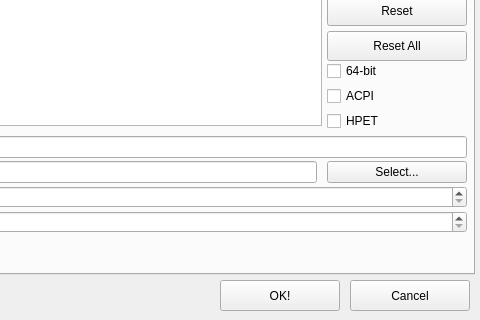
The window that qt_ui/settings.ui (Pixelsuft/QemuBox) describes before a commit, drawn with Qt 5; both pictures show x 170 to 650 and y 180 to 500 of the 650 by 500 pixel window.
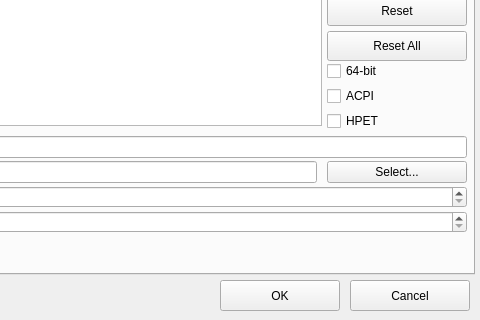
The same window after the commit. Icons and pictures are not drawn.

Commit message: not OK!

Patch:
```diff
--- a/qt_ui/settings.ui
+++ b/qt_ui/settings.ui
@@ -1543,7 +1543,7 @@
      </rect>
     </property>
     <property name="text">
-     <string>OK!</string>
+     <string>OK</string>
     </property>
    </widget>
   </widget>
```
